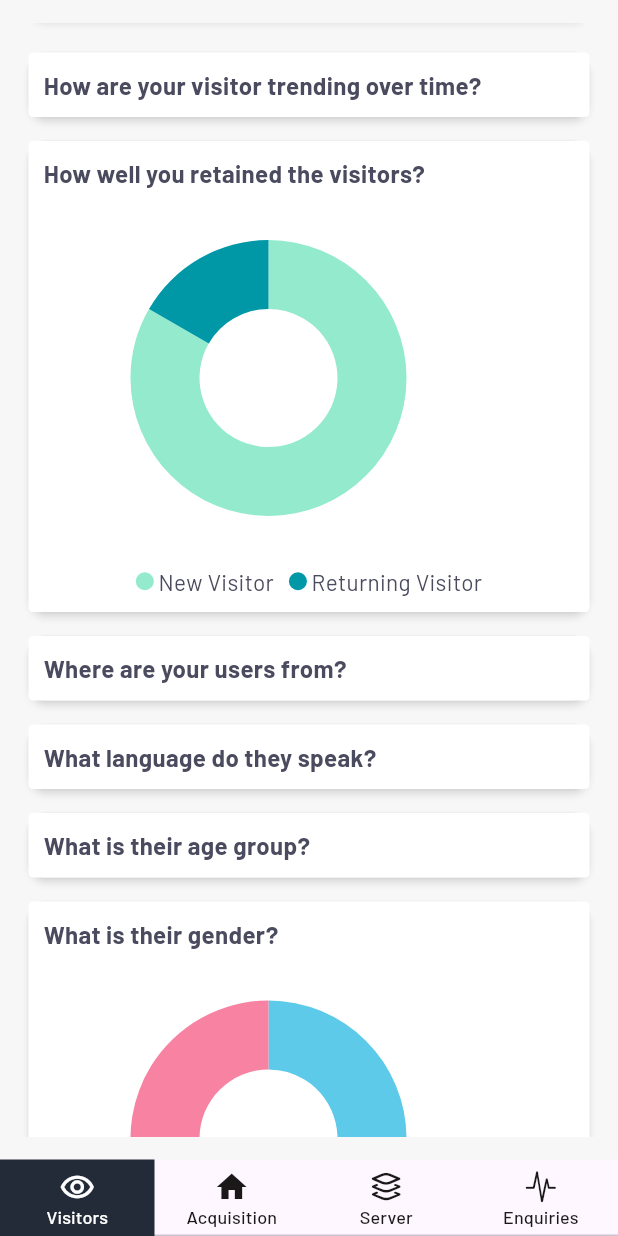
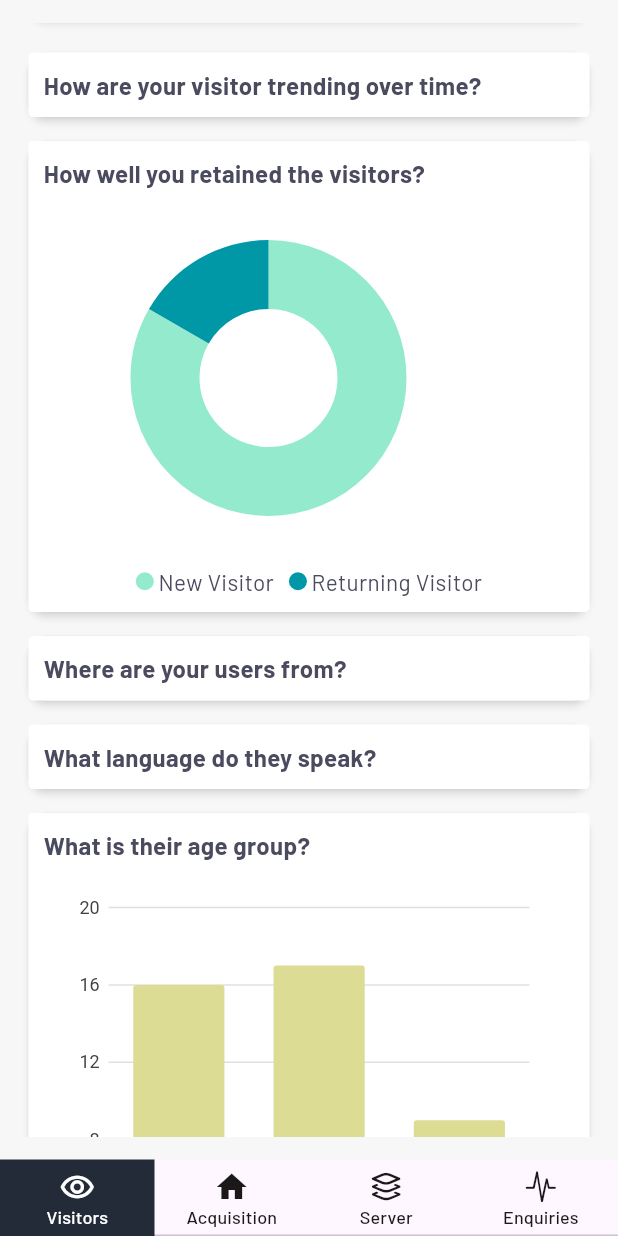
Before and after one commit to mirza-d3x/red_dog, a Flutter app: the screen it shows after launch, scrolled down 576 dp, on a phone screen of 412 x 824 dp. Run offline on Flutter 3.47's test engine with Material 3 defaults, Android fonts, the phone set to English and light mode, and no system bars; our stand-ins replace charts_flutter, syncfusion_flutter_charts.

Commit message:
creating visitors screen

```diff
--- a/lib/features/tabs/visitors_screen.dart
+++ b/lib/features/tabs/visitors_screen.dart
@@ -3,6 +3,7 @@ import 'package:reddog_mobile_app/styles/colors.dart';
 import 'package:reddog_mobile_app/widgets/tiles.dart';
 import '../../styles/text_styles.dart';
 import 'package:syncfusion_flutter_charts/charts.dart';
+import 'package:charts_flutter/flutter.dart' as charts;
 
 class VisitorsScreen extends StatefulWidget {
   const VisitorsScreen({super.key});
@@ -31,6 +32,12 @@ class _VisitorsScreenState extends State<VisitorsScreen> {
     ];
     return genderChartData;
   }
+
+  final List<BarChartData> data = [
+    BarChartData('18-24', 16),
+    BarChartData('25-34', 17),
+    BarChartData('35-44', 9),
+  ];
 
   @override
   void initState(){
@@ -231,7 +238,8 @@ class _VisitorsScreenState extends State<VisitorsScreen> {
                           Text(
                             'What is their age group?',
                             style: normalTextStyle,
-                          )
+                          ),
+                          buildBarChart()
                         ],
                       ),
                     ),
@@ -321,6 +329,66 @@ class _VisitorsScreenState extends State<VisitorsScreen> {
         )
     );
   }
+
+  Widget buildBarChart() {
+    List<charts.Series<BarChartData, String>> series = [
+      charts.Series(
+        id: '',
+        data: data,
+        domainFn: (BarChartData sales, _) => sales.category,
+        measureFn: (BarChartData sales, _) => sales.value,
+        colorFn: (_, __) => charts.ColorUtil.fromDartColor(barGraphColor),
+        // colorFn: (_, __) => charts.MaterialPalette.blue.shadeDefault,
+        labelAccessorFn: (BarChartData sales, _) => '${sales.value}',
+
+        insideLabelStyleAccessorFn: (BarChartData sales, _){
+          return  charts.TextStyleSpec(
+            color:  charts.MaterialPalette.white,
+            fontSize: 12,
+          );
+        }
+      ),
+    ];
+
+    return Padding(
+      padding: EdgeInsets.all(16.0),
+      child: SizedBox(
+        height: 300.0,
+        child: charts.BarChart(
+          series,
+          animate: true,
+          barGroupingType: charts.BarGroupingType.grouped,
+          // Customize Y-axis values
+          primaryMeasureAxis: charts.NumericAxisSpec(
+            tickProviderSpec: const charts.StaticNumericTickProviderSpec(
+              // Custom ticks from 0 to 20 with an interval of 4
+              <charts.TickSpec<num>>[
+                charts.TickSpec<num>(0),
+                charts.TickSpec<num>(4),
+                charts.TickSpec<num>(8),
+                charts.TickSpec<num>(12),
+                charts.TickSpec<num>(16),
+                charts.TickSpec<num>(20),
+              ],
+            ),
+            tickFormatterSpec: charts.BasicNumericTickFormatterSpec(
+                  (value) => '${value!.toInt()}',
+            ),
+          ),
+          // behaviors: [charts.SeriesLegend()],
+        ),
+      ),
+    );
+  }
+
+}
+
+
+class BarChartData {
+  final String category;
+  final int value;
+
+  BarChartData(this.category, this.value);
 }
 
 class VisitorData{
--- a/lib/styles/colors.dart
+++ b/lib/styles/colors.dart
@@ -29,3 +29,5 @@ const returningVisitorIndicatorColor = Color.fromRGBO(0, 151, 167, 1);
 const maleIndicatorColor = Color.fromRGBO(92, 202, 232, 1);
 
 const femaleIndicatorColor = Color.fromRGBO(247, 130, 162, 1);
+
+const barGraphColor = Color.fromRGBO(220, 220, 148, 1);
--- a/pubspec.yaml
+++ b/pubspec.yaml
@@ -36,6 +36,7 @@ dependencies:
   # Use with the CupertinoIcons class for iOS style icons.
   cupertino_icons: ^1.0.6
   syncfusion_flutter_charts: ^20.3.61
+  charts_flutter: ^0.12.0
 
 dev_dependencies:
   flutter_test:
```
Also changed, not shown: pubspec.lock.
